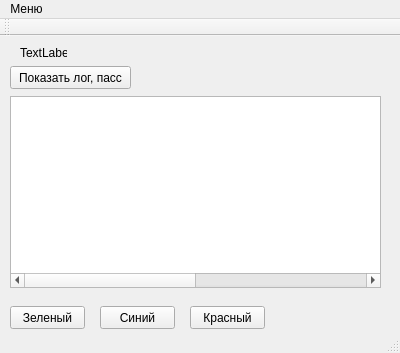
Before: the Qt Designer form mainwindow.ui in DtmyShirshov/practiceQT, drawn with Qt 5.
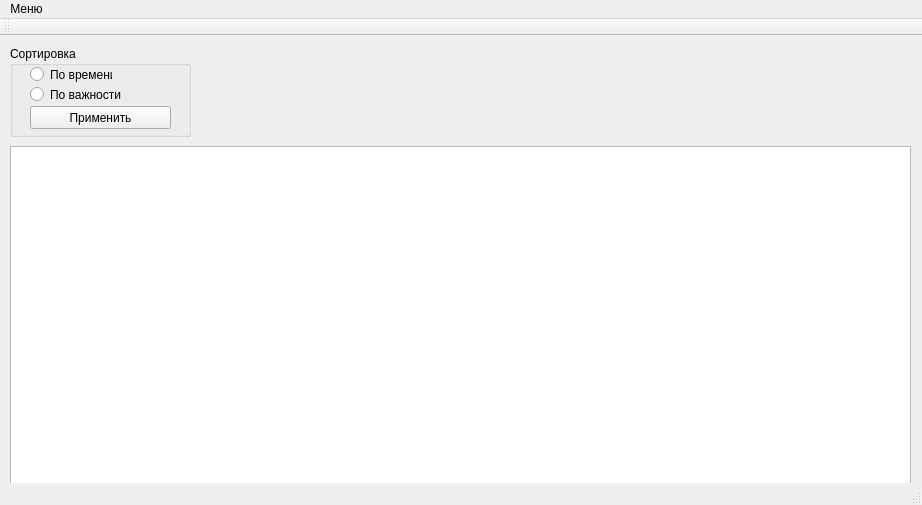
After: the same form once the commit is applied.

What changed in the file:
```diff
--- a/mainwindow.ui
+++ b/mainwindow.ui
@@ -6,93 +6,34 @@
    <rect>
     <x>0</x>
     <y>0</y>
-    <width>400</width>
-    <height>353</height>
+    <width>922</width>
+    <height>505</height>
    </rect>
   </property>
+  <property name="maximumSize">
+   <size>
+    <width>40000</width>
+    <height>35300</height>
+   </size>
+  </property>
   <property name="windowTitle">
    <string>MainWindow</string>
   </property>
   <widget class="QWidget" name="centralWidget">
-   <widget class="QPushButton" name="pushButton">
-    <property name="geometry">
-     <rect>
-      <x>10</x>
-      <y>30</y>
-      <width>121</width>
-      <height>23</height>
-     </rect>
-    </property>
-    <property name="text">
-     <string>Показать лог, пасс</string>
-    </property>
-   </widget>
-   <widget class="QLabel" name="label">
-    <property name="geometry">
-     <rect>
-      <x>20</x>
-      <y>10</y>
-      <width>47</width>
-      <height>13</height>
-     </rect>
-    </property>
-    <property name="text">
-     <string>TextLabel</string>
-    </property>
-   </widget>
-   <widget class="QPushButton" name="pushButton_2">
-    <property name="geometry">
-     <rect>
-      <x>10</x>
-      <y>270</y>
-      <width>75</width>
-      <height>23</height>
-     </rect>
-    </property>
-    <property name="text">
-     <string>Зеленый</string>
-    </property>
-   </widget>
-   <widget class="QPushButton" name="pushButton_3">
-    <property name="geometry">
-     <rect>
-      <x>100</x>
-      <y>270</y>
-      <width>75</width>
-      <height>23</height>
-     </rect>
-    </property>
-    <property name="text">
-     <string>Синий</string>
-    </property>
-   </widget>
-   <widget class="QPushButton" name="pushButton_4">
-    <property name="geometry">
-     <rect>
-      <x>190</x>
-      <y>270</y>
-      <width>75</width>
-      <height>23</height>
-     </rect>
-    </property>
-    <property name="text">
-     <string>Красный</string>
-    </property>
-   </widget>
    <widget class="QTableWidget" name="tableWidget">
     <property name="geometry">
      <rect>
       <x>10</x>
-      <y>60</y>
-      <width>371</width>
-      <height>192</height>
+      <y>110</y>
+      <width>901</width>
+      <height>351</height>
      </rect>
     </property>
     <property name="font">
      <font>
-      <pointsize>14</pointsize>
-      <weight>75</weight>
-      <bold>true</bold>
+      <pointsize>11</pointsize>
+      <weight>50</weight>
+      <bold>false</bold>
      </font>
     </property>
     <property name="horizontalScrollBarPolicy">
@@ -110,20 +51,80 @@
     <property name="horizontalScrollMode">
      <enum>QAbstractItemView::ScrollPerItem</enum>
     </property>
+    <property name="gridStyle">
+     <enum>Qt::SolidLine</enum>
+    </property>
+    <property name="sortingEnabled">
+     <bool>false</bool>
+    </property>
     <property name="columnCount">
-     <number>2</number>
+     <number>4</number>
     </property>
     <attribute name="horizontalHeaderVisible">
      <bool>false</bool>
     </attribute>
     <attribute name="horizontalHeaderDefaultSectionSize">
-     <number>371</number>
+     <number>63</number>
     </attribute>
     <attribute name="verticalHeaderVisible">
      <bool>false</bool>
     </attribute>
     <column/>
     <column/>
+    <column/>
+    <column/>
+   </widget>
+   <widget class="QGroupBox" name="groupBox">
+    <property name="geometry">
+     <rect>
+      <x>10</x>
+      <y>10</y>
+      <width>181</width>
+      <height>91</height>
+     </rect>
+    </property>
+    <property name="title">
+     <string>Сортировка</string>
+    </property>
+    <widget class="QRadioButton" name="radioButton">
+     <property name="geometry">
+      <rect>
+       <x>20</x>
+       <y>20</y>
+       <width>82</width>
+       <height>17</height>
+      </rect>
+     </property>
+     <property name="text">
+      <string>По времени</string>
+     </property>
+    </widget>
+    <widget class="QRadioButton" name="radioButton_2">
+     <property name="geometry">
+      <rect>
+       <x>20</x>
+       <y>40</y>
+       <width>91</width>
+       <height>17</height>
+      </rect>
+     </property>
+     <property name="text">
+      <string>По важности</string>
+     </property>
+    </widget>
+    <widget class="QPushButton" name="pushButton">
+     <property name="geometry">
+      <rect>
+       <x>20</x>
+       <y>60</y>
+       <width>141</width>
+       <height>23</height>
+      </rect>
+     </property>
+     <property name="text">
+      <string>Применить</string>
+     </property>
+    </widget>
    </widget>
   </widget>
   <widget class="QMenuBar" name="menuBar">
@@ -131,7 +132,7 @@
     <rect>
      <x>0</x>
      <y>0</y>
-     <width>400</width>
+     <width>922</width>
      <height>19</height>
     </rect>
    </property>
```
Left out of the diff: 17 changed lines with no effect on the pictures.
